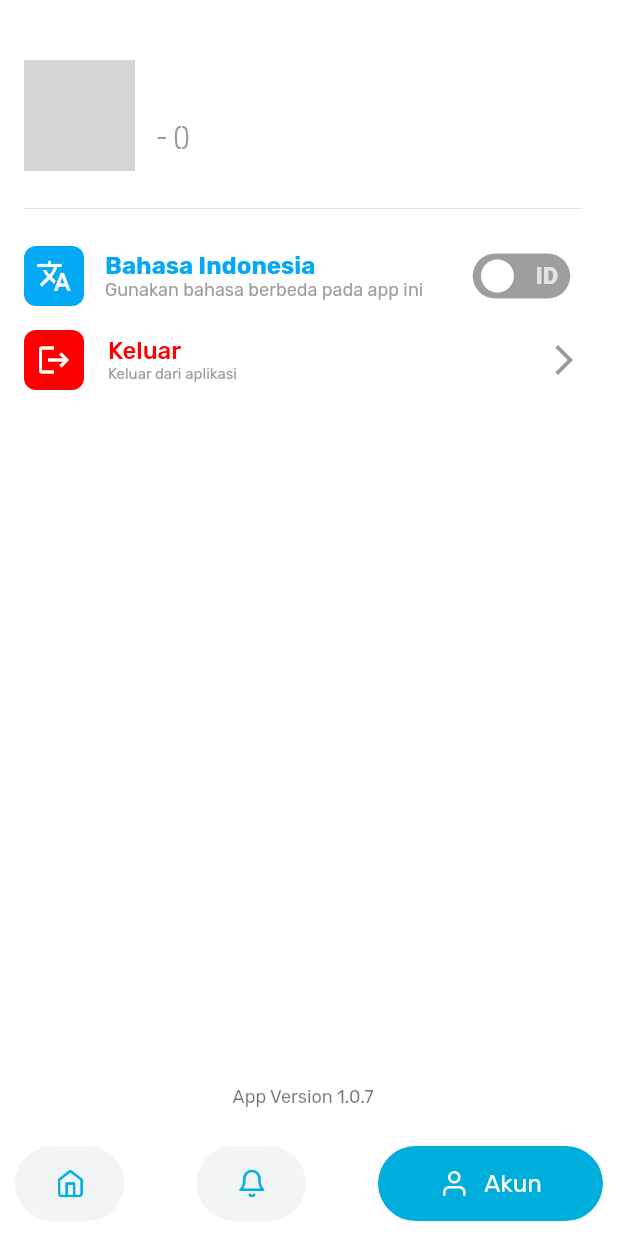
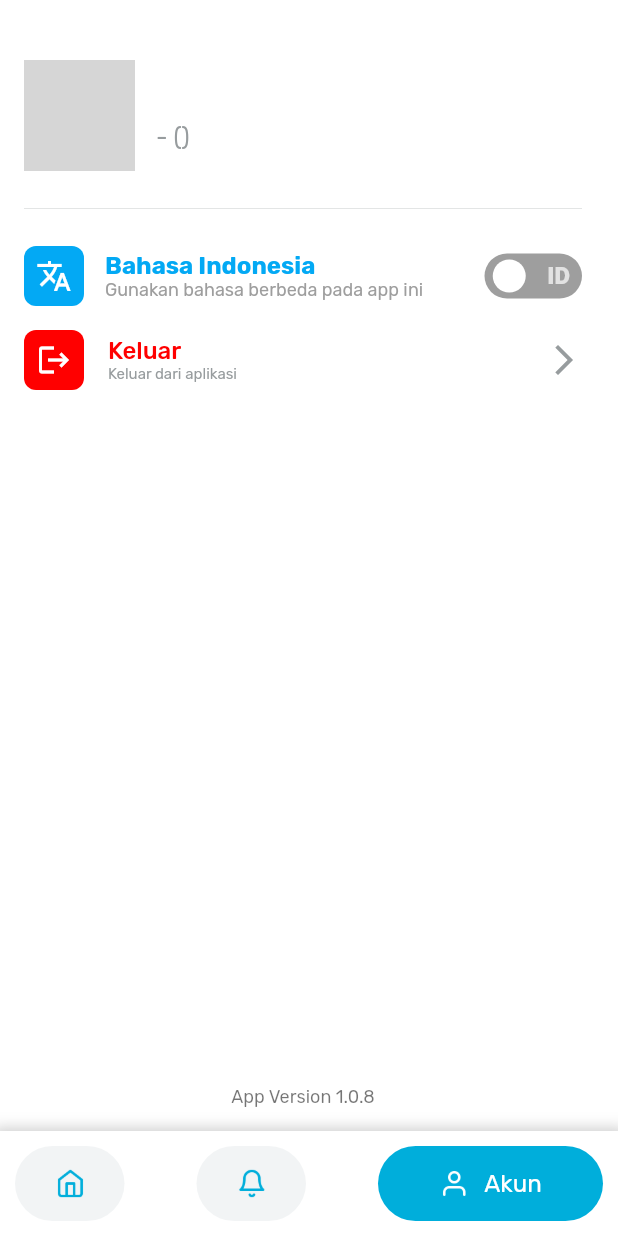
Before and after one commit to RDLMobileDev/clone_ecm, a Flutter app: the Dashboard screen opened directly, item 3 of the bottom bar chosen, on a phone screen of 412 x 824 dp. Run offline on Flutter 3.47's test engine with Material 2 defaults, Android fonts, the phone set to English and light mode, and no system bars; drawn by our look-alikes of flutter_switch; our stand-ins replace currency_text_input_formatter, firebase_core, firebase_messaging, flutter_local_notifications, fluttertoast, get and 6 more; missing offline and left inert: date_time_format, platform_device_id; accounts and stored records are empty; network calls fail; grey boxes are pictures that could not be loaded.

Commit message:
fixing layout

```diff
--- a/lib/homepage/account/view/account.dart
+++ b/lib/homepage/account/view/account.dart
@@ -377,24 +377,28 @@ class _AccountMemberState extends State<AccountMember> {
                 margin: EdgeInsets.only(bottom: 16),
                 width: MediaQuery.of(context).size.width,
                 child: Row(
+                  mainAxisAlignment: MainAxisAlignment.spaceBetween,
+                  children: [
+                    Row(
                       children: [
                         Container(
                           width: 40,
                           height: 40,
                           decoration: BoxDecoration(
                               color: Colors.lightBlue,
-                          borderRadius: BorderRadius.all(Radius.circular(8))),
+                              borderRadius:
+                                  BorderRadius.all(Radius.circular(8))),
                           child: Icon(
                             Icons.translate,
                             color: Colors.white,
                           ),
                         ),
                         Column(
-                      mainAxisAlignment: MainAxisAlignment.spaceBetween,
+                          crossAxisAlignment: CrossAxisAlignment.start,
                           children: <Widget>[
                             Container(
                               margin: EdgeInsets.only(left: 14),
-                          width: MediaQuery.of(context).size.width * 0.595,
+                              width: MediaQuery.of(context).size.width * 0.55,
                               child: Text(
                                 bahasa,
                                 style: TextStyle(
@@ -406,7 +410,7 @@ class _AccountMemberState extends State<AccountMember> {
                             ),
                             Container(
                               margin: EdgeInsets.only(left: 14),
-                          width: MediaQuery.of(context).size.width * 0.595,
+                              width: MediaQuery.of(context).size.width * 0.55,
                               child: Text(
                                 bahasa == 'Bahasa Indonesia'
                                     ? "Gunakan bahasa berbeda pada app ini"
@@ -417,6 +421,8 @@ class _AccountMemberState extends State<AccountMember> {
                                   color: Colors.grey,
                                 ),
                               ),
+                            ),
+                          ],
                         ),
                       ],
                     ),
@@ -508,7 +514,7 @@ class _AccountMemberState extends State<AccountMember> {
                 width: MediaQuery.of(context).size.width,
                 alignment: Alignment.center,
                 child: Text(
-                  "App Version 1.0.7",
+                  "App Version 1.0.8",
                   style: TextStyle(
                       fontFamily: 'Rubik',
                       color: Colors.black54,
--- a/lib/homepage/dashboard.dart
+++ b/lib/homepage/dashboard.dart
@@ -105,6 +105,14 @@ class _DashboardState extends State<Dashboard> {
         decoration: BoxDecoration(
           // ignore: prefer_const_literals_to_create_immutables
           color: Colors.white,
+          boxShadow: [
+            BoxShadow(
+              color: Colors.grey.withOpacity(0.5),
+              spreadRadius: 5,
+              blurRadius: 7,
+              offset: Offset(0, 3), // changes position of shadow
+            ),
+          ],
         ),
         child: Row(
           crossAxisAlignment: CrossAxisAlignment.center,
```
Lines whose indentation alone changed are shown as unchanged.
